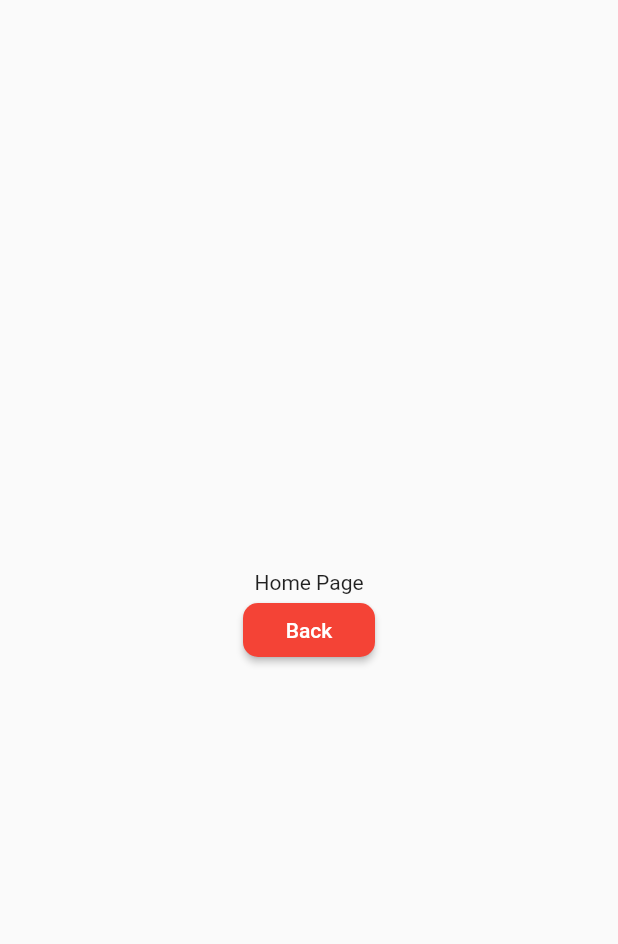
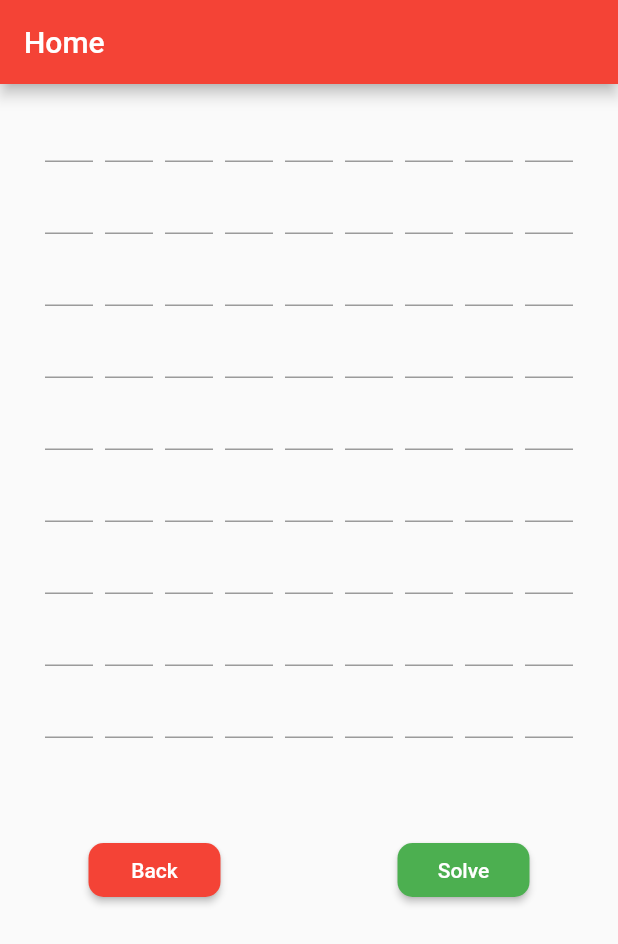
Before and after one commit to namcaophng/login_flutter, a Flutter app: the HomeViewPage screen opened directly, on a phone screen of 412 x 824 dp. Shown: the top 944 px of the screen. Run offline on Flutter 3.47's test engine with Material 2 defaults, Android fonts, the phone set to English and light mode, and no system bars; our stand-ins replace fluttertoast, get, google_fonts, shared_preferences, sqflite; accounts and stored records are empty.

Commit message:
add solve sudoku in home screen

```diff
--- a/lib/controller/page_navigation_controller/page_navigation_controller.dart
+++ b/lib/controller/page_navigation_controller/page_navigation_controller.dart
@@ -19,4 +19,10 @@ class NavigationPageController extends GetxController {
     activePage = page;
     update();
   }
+
+  navigateToHomePage(String data) {
+    activePage = PageConstant.HOME_PAGE;
+    pages.update(PageConstant.HOME_PAGE, (value) => HomeViewPage());
+    update();
+  }
 }
--- a/lib/main.dart
+++ b/lib/main.dart
@@ -1,6 +1,7 @@
 import 'package:flutter/material.dart';
 import 'package:get/get.dart';
 import 'package:login/view/screen/page_navigation_controller/page_controller.dart';
+import 'package:login/viewmodel/sudoku_viewmodel.dart';
 import 'package:login/viewmodel/user_viewmodel.dart';
 import 'controller/page_navigation_controller/page_navigation_controller.dart';
 
@@ -12,6 +13,7 @@ class MyApp extends StatelessWidget {
   // This widget is the root of your application.
   final userController = Get.put(UserViewModel());
   final pageNavigateController = Get.put(NavigationPageController());
+  final sudokuController = Get.put(SudokuViewModel());
   @override
   Widget build(BuildContext context) {
     return GetMaterialApp(
--- a/lib/view/screen/home/view/home_view.dart
+++ b/lib/view/screen/home/view/home_view.dart
@@ -1,8 +1,9 @@
 import 'package:flutter/material.dart';
+import 'package:flutter/widgets.dart';
 import 'package:get/get.dart';
 import 'package:login/constant/page_constant.dart';
-import 'package:login/constant/style_constant.dart';
 import 'package:login/controller/page_navigation_controller/page_navigation_controller.dart';
+import 'package:login/viewmodel/sudoku_viewmodel.dart';
 
 class HomeViewPage extends StatefulWidget {
   const HomeViewPage({Key? key}) : super(key: key);
@@ -12,33 +13,125 @@ class HomeViewPage extends StatefulWidget {
 }
 
 class _HomeViewPageState extends State<HomeViewPage> {
+  var s = List.generate(9, (_) => List.generate(9, (_) => 0));
+  var _textController =
+      List.generate(9, (_) => List.generate(9, (_) => TextEditingController()));
+
   @override
   Widget build(BuildContext context) {
-    return Center(
+    return Scaffold(
+        appBar: AppBar(
+          title: Text("Home"),
+        ),
+        body: Container(
+            child: GetBuilder<SudokuViewModel>(
+          builder: (sudokuViewModel) => SingleChildScrollView(
               child: Column(
             mainAxisAlignment: MainAxisAlignment.center,
             children: [
-          Text(
-            'Home Page',
+              Container(
+                width: 360.0,
+                height: 500.0,
+                child: netView(),
               ),
+              Positioned(
+                  bottom: MediaQuery.of(context).viewInsets.bottom,
+                  child: Row(
+                      mainAxisAlignment: MainAxisAlignment.spaceAround,
+                      children: [
                         // ignore: deprecated_member_use
                         RaisedButton(
                           onPressed: _navigateBack,
                           color: Colors.red,
                           shape: RoundedRectangleBorder(
                               borderRadius: BorderRadius.circular(10)),
-            child: Text(
-              "Back",
-              style: TextStyle(color: Colors.white, fontWeight: FontWeight.w500)
+                          child: Text("Back",
+                              style: TextStyle(
+                                  color: Colors.white,
+                                  fontWeight: FontWeight.w500)),
                         ),
+                        // ignore: deprecated_member_use
+                        RaisedButton(
+                          onPressed: _solve,
+                          color: Colors.green,
+                          shape: RoundedRectangleBorder(
+                              borderRadius: BorderRadius.circular(10)),
+                          child: Text("Solve",
+                              style: TextStyle(
+                                  color: Colors.white,
+                                  fontWeight: FontWeight.w500)),
                         )
+                      ]))
             ],
-      )
+          )),
+        )));
+  }
+
+  void _solve() {
+    showDialog(
+      context: context,
+      barrierDismissible: false,
+      builder: (BuildContext context) {
+        return Dialog(
+          child: new Row(
+            mainAxisSize: MainAxisSize.min,
+            children: [
+              new CircularProgressIndicator(),
+              new Text("Loading"),
+            ],
+          ),
         );
+      },
+    );
+    Get.find<SudokuViewModel>().solve(s).then((value) => {
+      Get.back(),
+      if (value != null) {
+        this.setState(() {
+          s = value;
+        })
+      }
+    });
   }
 
   void _navigateBack() {
     final navigator = Get.find<NavigationPageController>();
     navigator.changeActivePage(PageConstant.LOGIN_PAGE);
   }
+
+  Widget netView() {
+    var listWid = <Widget>[];
+    for (int i = 0; i < 9; ++i) {
+      listWid.add(Container(
+          padding: EdgeInsets.all(4.0),
+          width: 40.0,
+          child: ListView.builder(
+              itemCount: 9,
+              itemBuilder: (BuildContext context, int position) {
+                return initGrid(i, position);
+              })));
     }
+    return Row(
+      children: listWid,
+    );
+  }
+
+  Widget initGrid(int col, int pos) {
+    return TextField(
+        controller: _textController[pos][col]
+          ..text = s[pos][col] == 0 ? "" : s[pos][col].toString(),
+        keyboardType: TextInputType.number,
+        textAlign: TextAlign.center,
+        onEditingComplete: () =>
+            _updateData(_textController[pos][col].text, pos, col));
+  }
+
+  void _updateData(String? text, int row, int col) {
+    FocusScope.of(context).requestFocus(FocusNode());
+    _textController[row][col].clear();
+    if (text != null && text.isNotEmpty) {
+      setState(() {
+        s[row][col] = int.parse(text);
+      });
+    }
+  }
+}
```
Also changed, not shown: lib/viewmodel/sudoku_viewmodel.dart (added, +61 -0 lines). Lines whose indentation alone changed are shown as unchanged.
